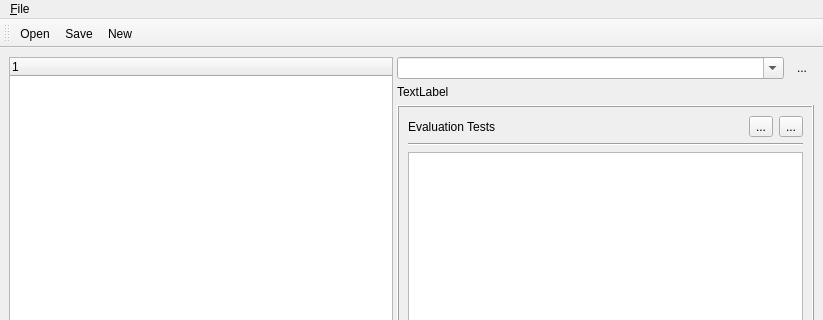
Before: the Qt Designer form ui/UserFunctionsEditor.ui in pyIonControl/IonControl, drawn with Qt 5; both pictures show x 0 to 823 and y 0 to 320 of the 823 by 688 pixel window.
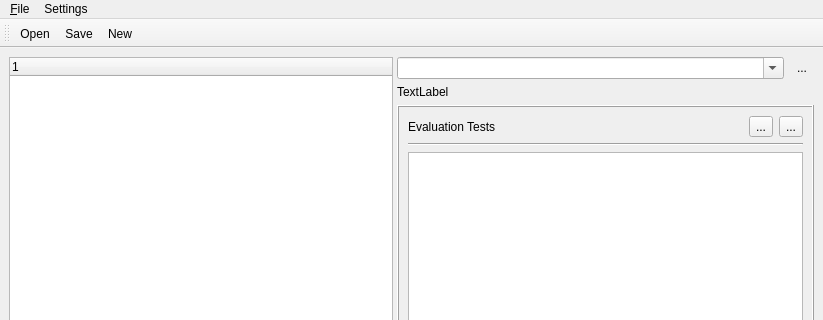
After: the same form once the commit is applied. Icons and pictures are not drawn.

Diff of the .ui file:
```diff
--- a/ui/UserFunctionsEditor.ui
+++ b/ui/UserFunctionsEditor.ui
@@ -178,7 +178,14 @@
     <addaction name="actionSave"/>
     <addaction name="actionNew"/>
    </widget>
+   <widget class="QMenu" name="menuSettings">
+    <property name="title">
+     <string>Settings</string>
+    </property>
+    <addaction name="actionOptions"/>
+   </widget>
    <addaction name="menuFile"/>
+   <addaction name="menuSettings"/>
   </widget>
   <widget class="QStatusBar" name="statusbar"/>
   <widget class="QToolBar" name="toolBar">
```
Left out of the diff: 8 changed lines with no effect on the pictures.
